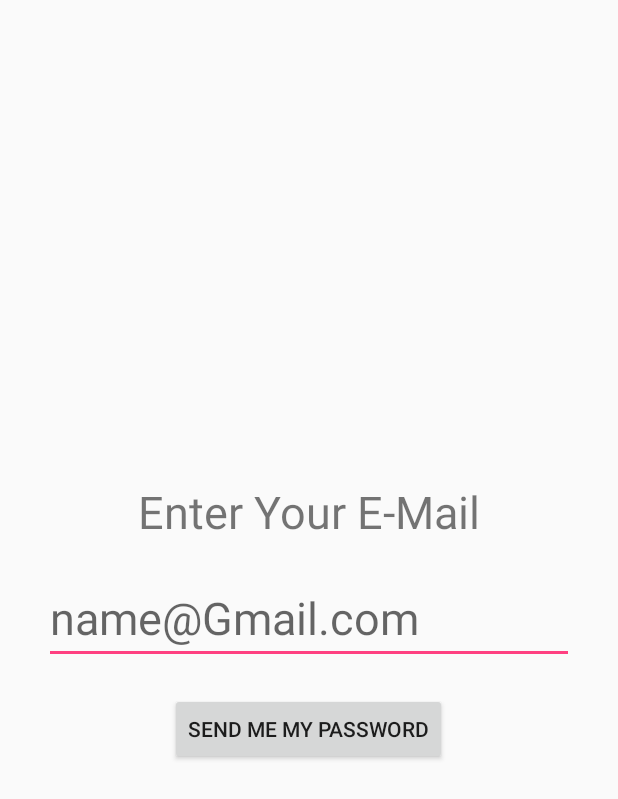
After one commit to mayagel/BarBari, an Android app: the Pop screen opened directly, with no data from a screen before it, on a phone screen of 412 x 824 dp. The commit adds this screen. Shown: the top 799 px of the screen. Run offline under Robolectric (Android 15) with nearby library versions, the phone set to English and light mode, and no system bars.

Commit message:
change some design

```diff
--- a/app/src/main/AndroidManifest.xml
+++ b/app/src/main/AndroidManifest.xml
@@ -77,6 +77,9 @@
                 <category android:name="android.intent.category.DEFAULT" />
             </intent-filter>
         </activity>
+        <activity android:name=".Pop">
+
+        </activity>
     </application>
 
 </manifest>
--- a/app/src/main/java/com/example/yagel/barbari/LoginActivity.java
+++ b/app/src/main/java/com/example/yagel/barbari/LoginActivity.java
@@ -35,6 +35,7 @@ public class LoginActivity extends AppCompatActivity {
         FacebookSdk.sdkInitialize(getApplicationContext());
         setContentView(R.layout.activity_login);
         clickGuestListener();
+        clickForgotPass();
         initializeControls();
         loginWithFacebook();
     }
@@ -101,4 +102,13 @@ public class LoginActivity extends AppCompatActivity {
 
     }
 
+    public void clickForgotPass(){
+        forget_tv.setOnClickListener(new View.OnClickListener() {
+            @Override
+            public void onClick(View view) {
+                startActivity(new Intent(LoginActivity.this, Pop.class));
+            }
+        });
+    }
+
 }
--- /dev/null
+++ b/app/src/main/java/com/example/yagel/barbari/Pop.java
@@ -0,0 +1,22 @@
+package com.example.yagel.barbari;
+
+import android.app.Activity;
+import android.os.Bundle;
+import android.support.annotation.Nullable;
+import android.util.DisplayMetrics;
+
+/**
+ * Created by Yagel on 12/02/2018.
+ */
+
+class Pop extends Activity {
+
+    @Override
+    protected void onCreate(@Nullable Bundle savedInstanceState) {
+        super.onCreate(savedInstanceState);
+
+        setContentView(R.layout.popwindow);
+
+        DisplayMetrics dm=new DisplayMetrics();
+    }
+}
--- /dev/null
+++ b/app/src/main/res/layout/popwindow.xml
@@ -0,0 +1,35 @@
+<?xml version="1.0" encoding="utf-8"?>
+<RelativeLayout xmlns:android="http://schemas.android.com/apk/res/android"
+    android:layout_width="match_parent" android:layout_height="match_parent">
+
+    <TextView
+        android:id="@+id/textView2"
+        android:layout_width="wrap_content"
+        android:layout_height="wrap_content"
+        android:layout_above="@+id/editText"
+        android:layout_centerHorizontal="true"
+        android:layout_marginBottom="20dp"
+        android:text="Enter Your E-Mail"
+        android:textSize="30sp" />
+
+    <EditText
+        android:id="@+id/editText"
+        android:layout_width="wrap_content"
+        android:layout_height="wrap_content"
+        android:layout_centerHorizontal="true"
+        android:layout_centerVertical="true"
+        android:ems="10"
+        android:hint="name@Gmail.com"
+        android:inputType="textPersonName"
+        android:textSize="30sp" />
+
+    <Button
+        android:id="@+id/button2"
+        android:layout_width="wrap_content"
+        android:layout_height="wrap_content"
+        android:layout_below="@+id/editText"
+        android:layout_centerHorizontal="true"
+        android:layout_marginTop="19dp"
+        android:text="Send me my password" />
+
+</RelativeLayout>
```
